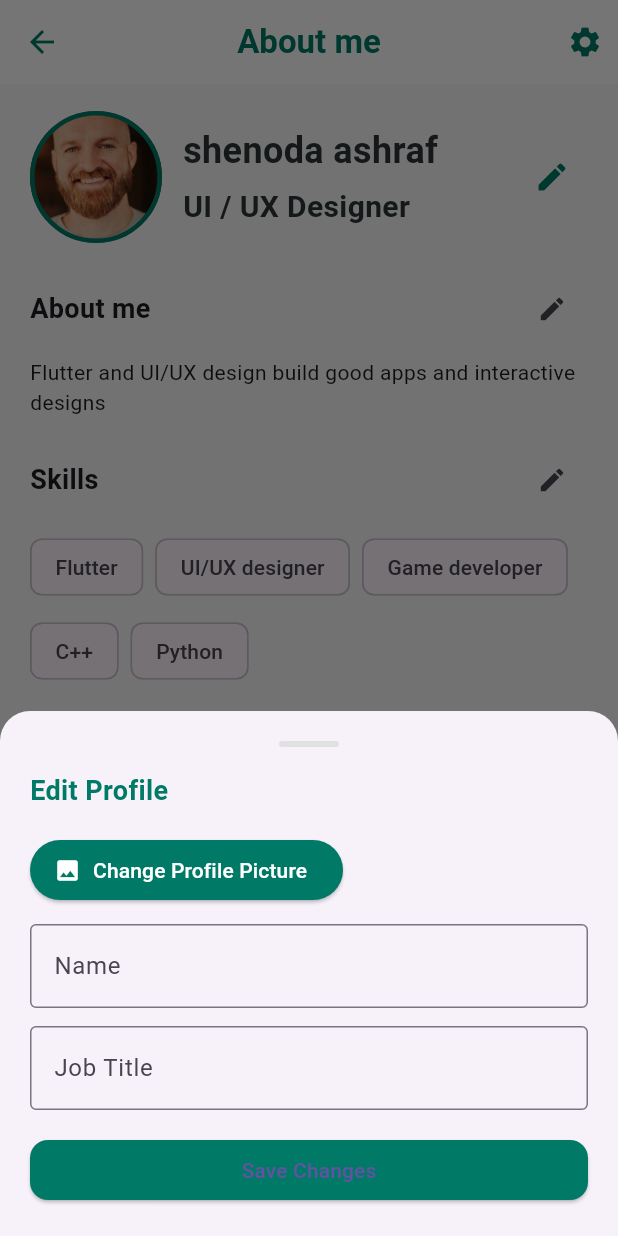
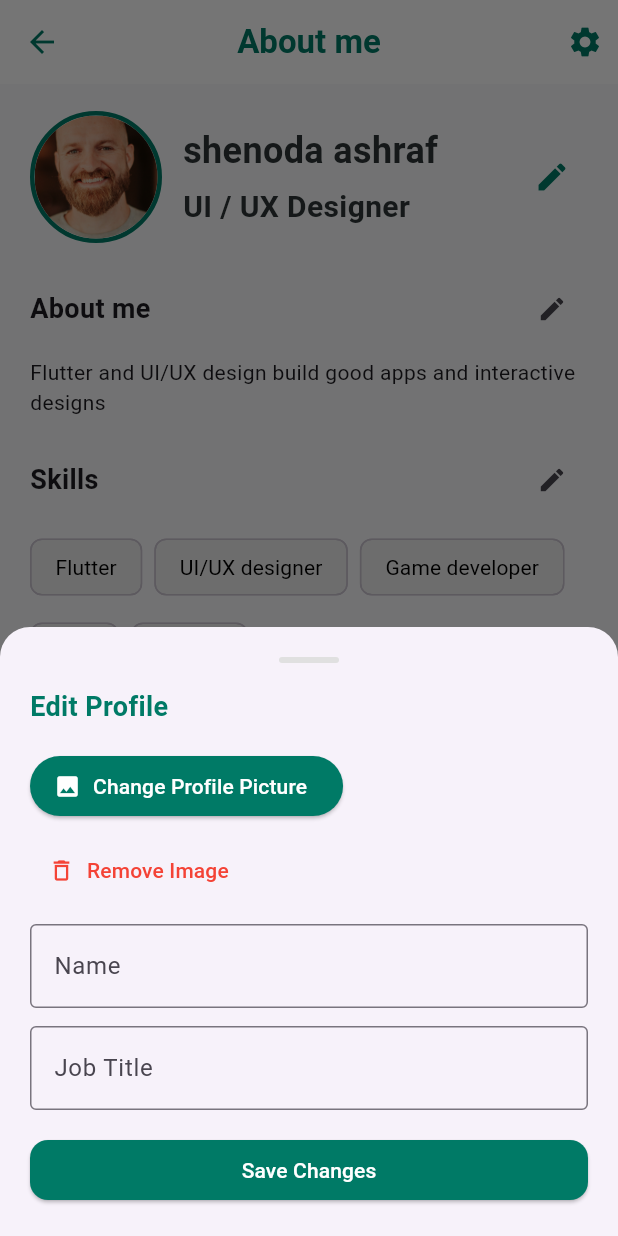
Before and after one commit to engshenoda/Student_Hub, a Flutter app: the ProfileScreen screen opened by its route, after a tap on the "edit" icon, on a phone screen of 412 x 824 dp. Run offline on Flutter 3.47's test engine with Material 3 defaults, Android fonts, the phone set to English and light mode, and no system bars; our stand-ins replace bloc, firebase_core, go_router, image_picker, shared_preferences; accounts and stored records are empty.

Commit message:
update in profile

```diff
--- a/lib/features/profile/presentation/widgets/languages_section.dart
+++ b/lib/features/profile/presentation/widgets/languages_section.dart
@@ -1,13 +1,89 @@
 import 'package:flutter/material.dart';
 import 'package:linkedin/features/profile/presentation/widgets/show_custom_bottom_sheet.dart';
 
-class LanguagesSection extends StatelessWidget {
+class LanguagesSection extends StatefulWidget {
   const LanguagesSection({super.key});
 
   @override
+  State<LanguagesSection> createState() => _LanguagesSectionState();
+}
+
+class _LanguagesSectionState extends State<LanguagesSection> {
+  final List<String> _languages = ['Arabic', 'English', 'French'];
+  final Set<String> _selectedLanguages = {}; // ✅ store selected languages
+  final TextEditingController _newLangController = TextEditingController();
+
+  @override
+  void dispose() {
+    _newLangController.dispose();
+    super.dispose();
+  }
+
+  void _toggleLanguage(String lang) {
+    setState(() {
+      if (_selectedLanguages.contains(lang)) {
+        _selectedLanguages.remove(lang);
+      } else {
+        _selectedLanguages.add(lang);
+      }
+    });
+  }
+
+  void _showEditSheet(BuildContext context) {
+    showCustomBottomSheet(
+      context: context,
+      title: 'Edit Languages',
+      children: [
+        Wrap(
+          spacing: 8,
+          runSpacing: 8,
+          children: _languages.map((lang) {
+            final isSelected = _selectedLanguages.contains(lang);
+            return FilterChip(
+              label: Text(lang),
+              selected: isSelected,
+              onSelected: (_) => _toggleLanguage(lang),
+              selectedColor: Colors.blue.shade100,
+              checkmarkColor: Colors.blue,
+              backgroundColor: Colors.grey.shade200,
+            );
+          }).toList(),
+        ),
+        const SizedBox(height: 12),
+        TextFormField(
+          controller: _newLangController,
+          decoration: const InputDecoration(
+            labelText: 'Add new language',
+            border: OutlineInputBorder(),
+          ),
+          onFieldSubmitted: (value) {
+            if (value.trim().isNotEmpty) {
+              setState(() {
+                _languages.add(value.trim());
+              });
+              _newLangController.clear();
+            }
+          },
+        ),
+        const SizedBox(height: 8),
+        ElevatedButton(
+          onPressed: () {
+            final newLang = _newLangController.text.trim();
+            if (newLang.isNotEmpty) {
+              setState(() {
+                _languages.add(newLang);
+                _newLangController.clear();
+              });
+            }
+          },
+          child: const Text('Add Language'),
+        ),
+      ],
+    );
+  }
+
+  @override
   Widget build(BuildContext context) {
-    final langs = ['Arabic', 'English', 'French'];
-
     return Column(
       crossAxisAlignment: CrossAxisAlignment.start,
       children: [
@@ -16,40 +92,34 @@ class LanguagesSection extends StatelessWidget {
             const Expanded(
               child: Text(
                 'Languages',
-                style: TextStyle(
-                  fontSize: 18,
-                  fontWeight: FontWeight.bold,
-                ),
+                style: TextStyle(fontSize: 18, fontWeight: FontWeight.bold),
               ),
             ),
             IconButton(
               icon: const Icon(Icons.edit, size: 20),
-              onPressed: () {
-                showCustomBottomSheet(
-                  context: context,
-                  title: 'Edit Languages',
-                  children: [
-                    Wrap(
-                      spacing: 8,
-                      children: langs.map((lang) => Chip(label: Text(lang))).toList(),
-                    ),
-                    const SizedBox(height: 12),
-                    TextFormField(
-                      decoration: const InputDecoration(
-                        labelText: 'Add new language',
-                        border: OutlineInputBorder(),
-                      ),
-                    ),
-                  ],
-                );
-              },
+              onPressed: () => _showEditSheet(context),
             ),
           ],
         ),
         const SizedBox(height: 10),
         Wrap(
           spacing: 8,
-          children: langs.map((lang) => Chip(label: Text(lang))).toList(),
+          runSpacing: 8,
+          children: _languages.map((lang) {
+            final isSelected = _selectedLanguages.contains(lang);
+            return ChoiceChip(
+              label: Text(lang),
+              selected: isSelected,
+              onSelected: (_) => _toggleLanguage(lang),
+              selectedColor: Colors.blue.shade100,
+              checkmarkColor: Colors.blue,
+              backgroundColor: Colors.grey.shade200,
+              labelStyle: TextStyle(
+                color: isSelected ? Colors.blue : Colors.black,
+                fontWeight: isSelected ? FontWeight.bold : FontWeight.normal,
+              ),
+            );
+          }).toList(),
         ),
       ],
     );
--- a/lib/features/profile/presentation/widgets/profile_header.dart
+++ b/lib/features/profile/presentation/widgets/profile_header.dart
@@ -23,51 +23,87 @@ class _ProfileHeaderState extends State<ProfileHeader> {
     _loadImageFromCache();
   }
 
-  /// ✅ Load the saved image path when the widget is initialized
+  /// ✅ Safely load cached image
   Future<void> _loadImageFromCache() async {
+    try {
       final prefs = await SharedPreferences.getInstance();
       final imagePath = prefs.getString(_imageKey);
-    if (imagePath != null && File(imagePath).existsSync()) {
+
+      if (imagePath == null) return;
+
+      final file = File(imagePath);
+      final exists = await file.exists();
+
+      if (exists) {
         setState(() {
-        _profileImage = File(imagePath);
+          _profileImage = file;
         });
+      } else {
+        // ⚠ If cached image was deleted or moved, remove from cache
+        await prefs.remove(_imageKey);
+      }
+    } catch (e) {
+      debugPrint('⚠ Error loading cached image: $e');
     }
   }
 
-  /// ✅ Pick image from gallery and save to cache
+  /// ✅ Pick image and save safely
   Future<void> _pickImage() async {
+    try {
       final picker = ImagePicker();
       final pickedImage = await picker.pickImage(source: ImageSource.gallery);
 
-    if (pickedImage != null) {
+      if (pickedImage == null) return;
+
       final file = File(pickedImage.path);
-      setState(() {
-        _profileImage = file;
-      });
+      final prefs = await SharedPreferences.getInstance();
 
-      // Save image path in cache
+      // Save image path
+      await prefs.setString(_imageKey, file.path);
+
+      setState(() => _profileImage = file);
+    } catch (e) {
+      debugPrint('⚠ Error picking image: $e');
+
+      // Optional: show error dialog to the user
+      if (context.mounted) {
+        ScaffoldMessenger.of(context).showSnackBar(
+          SnackBar(content: Text('Failed to load image. Please try again.')),
+        );
+      }
+    }
+  }
+
+  /// ✅ Reset image to default
+  Future<void> _removeImage() async {
     final prefs = await SharedPreferences.getInstance();
-      await prefs.setString(_imageKey, file.path);
-    }
+    await prefs.remove(_imageKey);
+    setState(() => _profileImage = null);
   }
 
   @override
   Widget build(BuildContext context) {
     return Row(
       children: [
-        // ✅ Profile image container
+        // ✅ Profile Image (with fallback)
         Container(
           width: 88,
           height: 88,
           decoration: BoxDecoration(
             shape: BoxShape.circle,
             border: Border.all(color: AppColors.primary, width: 3),
-            image: DecorationImage(
-              image: _profileImage != null
-                  ? FileImage(_profileImage!) as ImageProvider
-                  : const AssetImage('assets/profile.jpg'),
+          ),
+          child: ClipOval(
+            child: _profileImage != null
+                ? Image.file(
+                    _profileImage!,
                     fit: BoxFit.cover,
-            ),
+                    errorBuilder: (context, error, stackTrace) {
+                      // ✅ Handle corrupted or missing file gracefully
+                      return _buildDefaultImage();
+                    },
+                  )
+                : _buildDefaultImage(),
           ),
         ),
         const SizedBox(width: 14),
@@ -97,6 +133,14 @@ class _ProfileHeaderState extends State<ProfileHeader> {
                     foregroundColor: Colors.white,
                   ),
                 ),
+                const SizedBox(height: 8),
+
+                // ✅ Remove image button
+                TextButton.icon(
+                  onPressed: _removeImage,
+                  icon: const Icon(Icons.delete_outline, color: Colors.red),
+                  label: const Text('Remove Image', style: TextStyle(color: Colors.red)),
+                ),
                 const SizedBox(height: 12),
 
                 // ✅ Name field
@@ -123,4 +167,12 @@ class _ProfileHeaderState extends State<ProfileHeader> {
       ],
     );
   }
+
+  /// ✅ Default fallback image widget
+  Widget _buildDefaultImage() {
+    return Image.asset(
+      'assets/profile.jpg',
+      fit: BoxFit.cover,
+    );
   }
+}
--- a/lib/features/profile/presentation/widgets/show_custom_bottom_sheet.dart
+++ b/lib/features/profile/presentation/widgets/show_custom_bottom_sheet.dart
@@ -55,7 +55,10 @@ void showCustomBottomSheet({
                 ),
               ),
               onPressed: () => Navigator.pop(context),
-              child: const Text('Save Changes'),
+              child: const Text(
+                'Save Changes',
+                style: TextStyle(color: Colors.white),
+              ),
             ),
           ),
         ],
--- a/lib/features/profile/presentation/widgets/skills_scetion.dart
+++ b/lib/features/profile/presentation/widgets/skills_scetion.dart
@@ -1,12 +1,16 @@
 import 'package:flutter/material.dart';
+import 'package:linkedin/core/theme/app_colors.dart';
 import 'package:linkedin/features/profile/presentation/widgets/show_custom_bottom_sheet.dart';
 
-class SkillsSection extends StatelessWidget {
+class SkillsSection extends StatefulWidget {
   const SkillsSection({super.key});
 
   @override
-  Widget build(BuildContext context) {
-    final skills = [
+  State<SkillsSection> createState() => _SkillsSectionState();
+}
+
+class _SkillsSectionState extends State<SkillsSection> {
+  final List<String> _skills = [
     'Flutter',
     'UI/UX designer',
     'Game developer',
@@ -14,6 +18,80 @@ class SkillsSection extends StatelessWidget {
     'Python',
   ];
 
+  final Set<String> _selectedSkills = {}; // ✅ store selected skills
+  final TextEditingController _newSkillController = TextEditingController();
+
+  @override
+  void dispose() {
+    _newSkillController.dispose();
+    super.dispose();
+  }
+
+  void _toggleSkill(String skill) {
+    setState(() {
+      if (_selectedSkills.contains(skill)) {
+        _selectedSkills.remove(skill);
+      } else {
+        _selectedSkills.add(skill);
+      }
+    });
+  }
+
+  void _showEditSheet(BuildContext context) {
+    showCustomBottomSheet(
+      context: context,
+      title: 'Edit Skills',
+      children: [
+        Wrap(
+          spacing: 8,
+          runSpacing: 8,
+          children: _skills.map((skill) {
+            final isSelected = _selectedSkills.contains(skill);
+            return FilterChip(
+              label: Text(skill),
+              selected: isSelected,
+              onSelected: (_) => _toggleSkill(skill),
+              selectedColor: AppColors.primary.withOpacity(0.2),
+              checkmarkColor: AppColors.primary,
+              backgroundColor: Colors.grey.shade200,
+            );
+          }).toList(),
+        ),
+        const SizedBox(height: 12),
+        TextFormField(
+          controller: _newSkillController,
+          decoration: const InputDecoration(
+            labelText: 'Add new skill',
+            border: OutlineInputBorder(),
+          ),
+          onFieldSubmitted: (value) {
+            if (value.trim().isNotEmpty) {
+              setState(() {
+                _skills.add(value.trim());
+              });
+              _newSkillController.clear();
+            }
+          },
+        ),
+        const SizedBox(height: 8),
+        ElevatedButton(
+          onPressed: () {
+            final newSkill = _newSkillController.text.trim();
+            if (newSkill.isNotEmpty) {
+              setState(() {
+                _skills.add(newSkill);
+                _newSkillController.clear();
+              });
+            }
+          },
+          child: const Text('Add Skill'),
+        ),
+      ],
+    );
+  }
+
+  @override
+  Widget build(BuildContext context) {
     return Column(
       crossAxisAlignment: CrossAxisAlignment.start,
       children: [
@@ -27,28 +105,7 @@ class SkillsSection extends StatelessWidget {
             ),
             IconButton(
               icon: const Icon(Icons.edit, size: 20),
-              onPressed: () {
-                showCustomBottomSheet(
-                  context: context,
-                  title: 'Edit Skills',
-                  children: [
-                    Wrap(
-                      spacing: 8,
-                      runSpacing: 8,
-                      children: skills
-                          .map((skill) => Chip(label: Text(skill)))
-                          .toList(),
-                    ),
-                    const SizedBox(height: 12),
-                    TextFormField(
-                      decoration: const InputDecoration(
-                        labelText: 'Add new skill',
-                        border: OutlineInputBorder(),
-                      ),
-                    ),
-                  ],
-                );
-              },
+              onPressed: () => _showEditSheet(context),
             ),
           ],
         ),
@@ -56,7 +113,21 @@ class SkillsSection extends StatelessWidget {
         Wrap(
           spacing: 8,
           runSpacing: 8,
-          children: skills.map((skill) => Chip(label: Text(skill))).toList(),
+          children: _skills.map((skill) {
+            final isSelected = _selectedSkills.contains(skill);
+            return ChoiceChip(
+              label: Text(skill),
+              selected: isSelected,
+              onSelected: (_) => _toggleSkill(skill),
+              selectedColor: AppColors.primary.withOpacity(0.2),
+              checkmarkColor: AppColors.primary,
+              backgroundColor: Colors.grey.shade200,
+              labelStyle: TextStyle(
+                color: isSelected ? AppColors.primary : Colors.black,
+                fontWeight: isSelected ? FontWeight.bold : FontWeight.normal,
+              ),
+            );
+          }).toList(),
         ),
       ],
     );
```
Also changed, not shown: lib/features/auth/logic/auth_cubit/auth_cubit.dart (added, +13 -0 lines), lib/features/auth/logic/auth_cubit/auth_state.dart (added, +9 -0 lines). Lines whose indentation alone changed are shown as unchanged.
